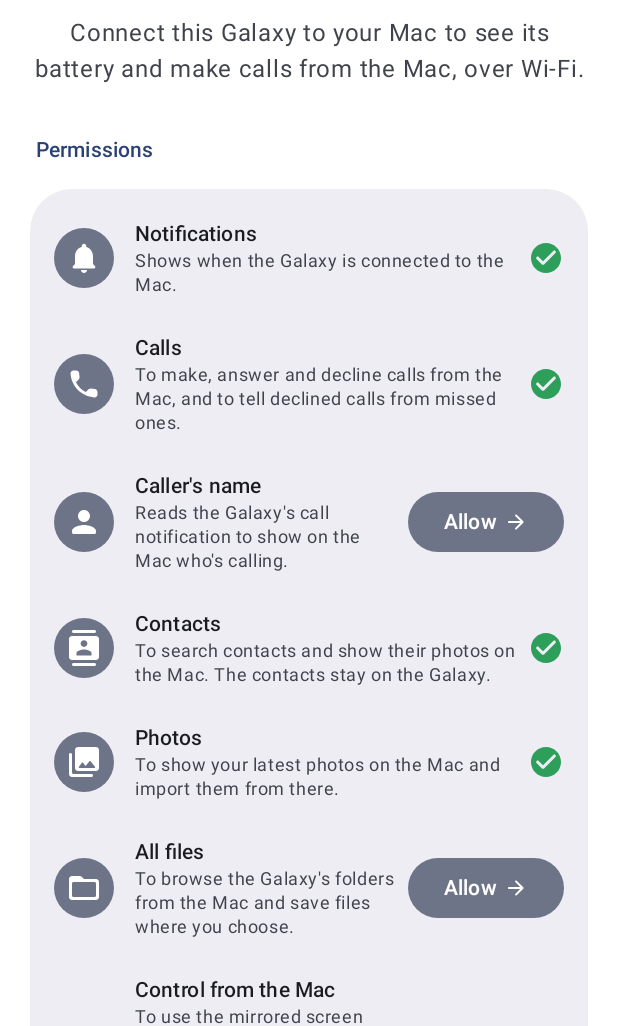
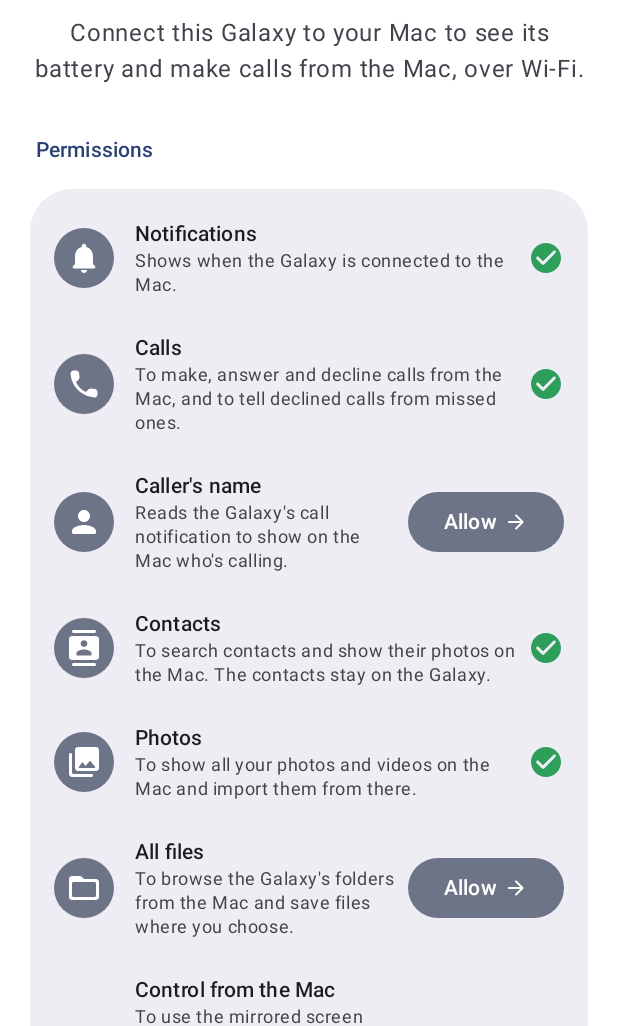
Before and after one commit to julianamarques/galaxy-bridge, an Android app built with Jetpack Compose: the screen it shows after launch (MainActivity), on a phone screen of 412 x 824 dp, the part 210-1236 px from its top. Run offline under Robolectric (Android 15) with nearby library versions, the phone set to English and light mode, and no system bars; our stand-ins replace Material 3 Expressive styles (plain Material 3 is drawn); libraries missing offline, so code that uses them is left out: com.google.mlkit.vision; 4 statements that could not run were skipped.

Commit message:
docs: Play screenshots and reviewer instructions
- Phone screenshots in English and Portuguese for the store listing
- App access text for the reviewers, with the Mac app download and the
  privacy policy URL
- The photos feature now describes the whole library on the Mac
- GALAXY_PREVIEW_NAME sets the Mac's name in debug builds, to take
  screenshots without the real computer name

Co-Authored-By: Claude Opus 5.5 <noreply@anthropic.com>

```diff
--- a/android/app/src/main/res/values/strings.xml
+++ b/android/app/src/main/res/values/strings.xml
@@ -60,7 +60,7 @@
     <string name="permission_contacts">Contacts</string>
     <string name="permission_contacts_reason">To search contacts and show their photos on the Mac. The contacts stay on the Galaxy.</string>
     <string name="permission_photos">Photos</string>
-    <string name="permission_photos_reason">To show your latest photos on the Mac and import them from there.</string>
+    <string name="permission_photos_reason">To show all your photos and videos on the Mac and import them from there.</string>
     <string name="permission_all_files">All files</string>
     <string name="permission_all_files_reason">To browse the Galaxy\'s folders from the Mac and save files where you choose.</string>
     <string name="permission_mirror_control">Control from the Mac</string>
@@ -157,7 +157,7 @@
     <string name="feature_clipboard">Clipboard</string>
     <string name="feature_clipboard_on">Share text to copy it on the Mac</string>
     <string name="feature_photos">Photos</string>
-    <string name="feature_photos_on">Latest ones in the Mac\'s menu</string>
+    <string name="feature_photos_on">Every photo and video on the Mac</string>
     <string name="feature_find">Find my phone</string>
     <string name="feature_find_on">Rings it from the Mac, even on silent</string>
     <string name="feature_needs_permission">Tap to allow</string>
```
Also changed, not shown: 14 other files.
